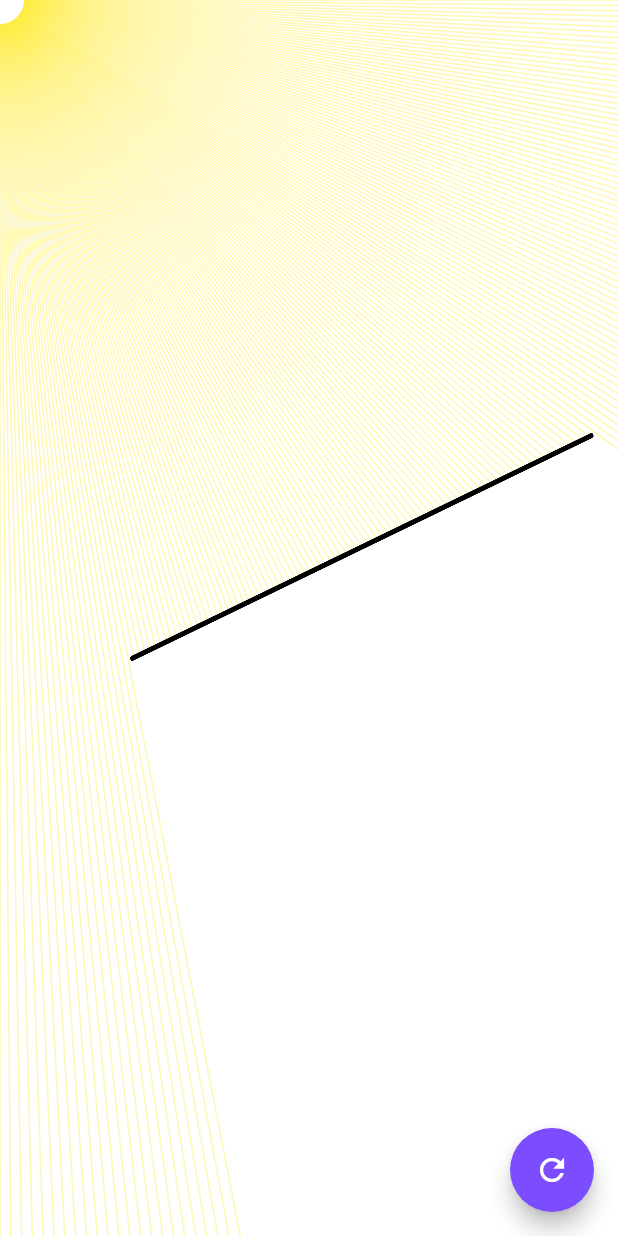
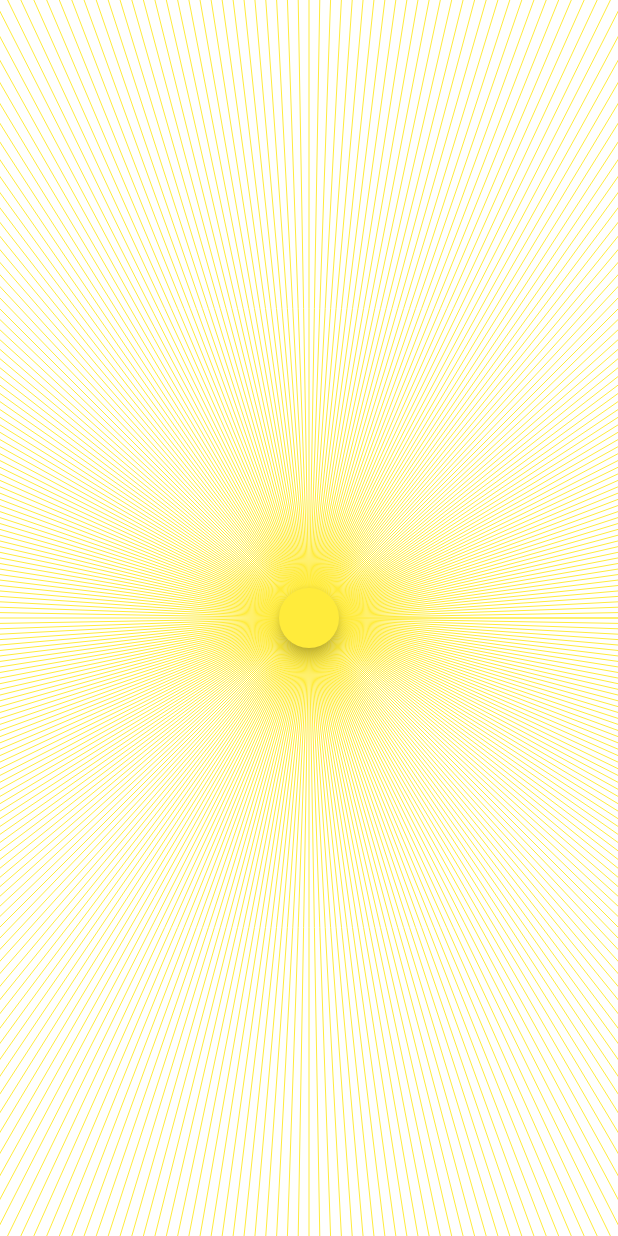
Before and after one commit to jonas-zebari/flutter_ray_casting, a Flutter app: the screen it shows after launch, on a phone screen of 412 x 824 dp. Run offline on Flutter 3.47's test engine with Material 2 defaults, Android fonts, the phone set to English and light mode, and no system bars.

Commit message:
working example with provider

```diff
--- a/lib/main.dart
+++ b/lib/main.dart
@@ -1,60 +1,110 @@
+import 'dart:math';
+
 import 'package:flutter/material.dart';
+import 'package:flutter_rays/theme_state.dart';
+import 'package:provider/provider.dart';
 
-import 'package:flutter_rays/overlay.dart';
-import 'package:flutter_rays/screen.dart';
-import 'package:flutter_rays/sun_painter.dart';
-import 'package:flutter_rays/wall.dart';
-import 'dart:ui';
+import 'sun_position.dart';
+import 'overlay.dart';
 
-void main() => runApp(FlutterRayCasting());
+void main() => runApp(Root());
 
-class FlutterRayCasting extends StatelessWidget {
+class Root extends StatelessWidget {
   @override
   Widget build(BuildContext context) {
     setSystemUiOverlayLight();
     return MaterialApp(
       debugShowCheckedModeBanner: false,
-      home: SunRays(),
-    );
-  }
-}
-
-class SunRays extends StatefulWidget {
-  final walls = List.generate(4, (_) => Wall.random(Screen.size));
-
-  @override
-  _SunRaysState createState() => _SunRaysState();
-}
-
-class _SunRaysState extends State<SunRays> {
-  var fingerPosition = Offset.zero;
-
-  @override
-  Widget build(BuildContext context) {
-    return Scaffold(
-      backgroundColor: Colors.white,
-      body: CustomPaint(
-        painter: SunPainter(
-          origin: fingerPosition,
-          walls: widget.walls,
-        ),
-        child: GestureDetector(
-          onPanUpdate: (details) =>
-              setState(() => fingerPosition = details.globalPosition),
-          onTapDown: (details) =>
-              setState(() => fingerPosition = details.globalPosition),
-        ),
-      ),
-      floatingActionButton: FloatingActionButton(
-        child: Icon(Icons.refresh),
-        backgroundColor: Colors.deepPurpleAccent,
-        onPressed: () {
-          var visibleWalls = widget.walls.where((wall) => wall.isVisible);
-          for (var wall in visibleWalls) {
-            wall.generateNewPosition(Screen.size);
-          }
+      color: Colors.white,
+      home: LayoutBuilder(
+        builder: (context, constraints) {
+          return MultiProvider(
+            providers: [
+              ChangeNotifierProvider<SunPosition>(
+                builder: (context) => SunPosition.center(constraints.biggest),
+              ),
+              ChangeNotifierProvider<ThemeState>(
+                builder: (context) => ThemeState.light(),
+              ),
+              Provider<Size>.value(value: constraints.biggest),
+            ],
+            child: RayCastingApp(),
+          );
         },
       ),
     );
   }
 }
+
+class RayCastingApp extends StatelessWidget {
+  @override
+  Widget build(BuildContext context) {
+    return Consumer2<SunPosition, ThemeState>(
+      builder: (context, sunPosition, theme, child) {
+        final size = Provider.of<Size>(context);
+        return Container(
+          color: theme.backgroundColor,
+          child: GestureDetector(
+            onPanUpdate: (details) =>
+                sunPosition.value = details.globalPosition,
+            onTapDown: (details) => theme.toggle(),
+            child: CustomPaint(
+              painter: SunPainter(
+                position: sunPosition.value,
+                sunColor: theme.sunColor,
+                maxSize: size,
+                radius: 20,
+                numRays: 360,
+              ),
+            ),
+          ),
+        );
+      },
+    );
+  }
+}
+
+class SunPainter extends CustomPainter {
+  static const _twoPi = 2 * pi;
+
+  const SunPainter({
+    this.maxSize,
+    this.position = Offset.zero,
+    this.sunColor = Colors.yellow,
+    this.radius = 20,
+    this.numRays = 360,
+  });
+
+  final Offset position;
+  final Color sunColor;
+  final double radius;
+  final int numRays;
+  final Size maxSize;
+
+  void _drawSun(Canvas canvas) {
+    final shadowRect = Rect.fromCircle(center: position, radius: radius);
+    final shadowPath = Path()..addOval(shadowRect);
+    canvas.drawShadow(shadowPath, Colors.black, 4, false);
+    canvas.drawCircle(position, 20, Paint()..color = sunColor);
+  }
+
+  void _drawRays(Canvas canvas) {
+    final maxRayLength = sqrt(
+        (maxSize.height * maxSize.height) + (maxSize.width * maxSize.width));
+    final sunPaint = Paint()..color = sunColor;
+    final inc = _twoPi / numRays;
+    for (double angle = 0.0; angle < _twoPi; angle += inc) {
+      final endPoint = Offset.fromDirection(angle, maxRayLength) + position;
+      canvas.drawLine(position, endPoint, sunPaint);
+    }
+  }
+
+  @override
+  void paint(Canvas canvas, Size size) {
+    _drawRays(canvas);
+    _drawSun(canvas);
+  }
+
+  @override
+  bool shouldRepaint(SunPainter oldDelegate) => true;
+}
--- a/lib/overlay.dart
+++ b/lib/overlay.dart
@@ -15,9 +15,9 @@ void setSystemUiOverlayLight() {
 void setSystemUiOverlayDark() {
   SystemChrome.setSystemUIOverlayStyle(
     SystemUiOverlayStyle(
-      statusBarColor: Colors.black,
+      statusBarColor: Colors.grey[900],
       statusBarIconBrightness: Brightness.light,
-      systemNavigationBarColor: Colors.black,
+      systemNavigationBarColor: Colors.grey[900],
       systemNavigationBarIconBrightness: Brightness.light,
     ),
   );
--- a/lib/sun_painter.dart
+++ /dev/null
@@ -1,74 +0,0 @@
-import 'dart:math';
-
-import 'package:flutter/material.dart';
-import 'package:flutter_rays/screen.dart';
-import 'package:flutter_rays/wall.dart';
-
-class SunPainter extends CustomPainter {
-  static final _sunPaint = Paint()
-    ..style = PaintingStyle.fill
-    ..strokeWidth = 1
-    ..color = Colors.yellow.withAlpha(100);
-
-  static final _wallPaint = Paint()
-    ..style = PaintingStyle.stroke
-    ..color = Colors.black
-    ..strokeCap = StrokeCap.round
-    ..strokeWidth = 3;
-
-  static final _centerPaint = Paint()
-    ..color = Colors.white;
-
-  static final _maxRayLength = sqrt(pow(Screen.width, 2) + pow(Screen.height, 2));
-
-  const SunPainter({this.origin = Offset.zero, this.walls});
-
-  final Offset origin;
-  final List<Wall> walls;
-
-  @override
-  void paint(Canvas canvas, Size size) {
-    _drawRays(canvas);
-    _drawWalls(canvas);
-    canvas.drawCircle(origin, 16, _centerPaint);
-  }
-
-  @override
-  bool shouldRepaint(SunPainter old) => origin != old.origin;
-
-  void _drawRays(Canvas canvas) {
-    for (double angle = 0; angle < 360; angle += 0.5) {
-      // The un-clipped line
-      final ray = Wall.fromAngle(origin, _radians(angle), _maxRayLength);
-      // Find the closest intersection point if it exists
-      double recordLength = double.infinity;
-      for (var wall in walls) {
-        // The current intersection point, if any
-        final intersect = ray.intersection(wall);
-        // Test whether this intersection is closer than the current record
-        if (intersect != null) {
-          // Ray length to intersect current wall
-          final length = _distance(ray.start, intersect);
-          // Overwrite closest intersect if current is closer
-          if (length < recordLength) {
-            recordLength = length;
-            ray.end = intersect;
-          }
-        }
-      }
-
-      canvas.drawLine(ray.start, ray.end, _sunPaint);
-    }
-  }
-
-  void _drawWalls(Canvas canvas) {
-    for (var wall in walls.where((wall) => wall.isVisible)) {
-      canvas.drawLine(wall.start, wall.end, _wallPaint);
-    }
-  }
-
-  double _radians(num angle) => (angle * pi) / 180;
-
-  double _distance(Offset a, Offset b) =>
-      sqrt(pow(b.dx - a.dx, 2) + pow(b.dy - a.dy, 2));
-}
--- /dev/null
+++ b/lib/sun_position.dart
@@ -0,0 +1,8 @@
+import 'package:flutter/material.dart';
+
+class SunPosition extends ValueNotifier<Offset> {
+  SunPosition(Offset value) : super(value);
+  factory SunPosition.zero() => SunPosition(Offset.zero);
+  factory SunPosition.center(Size size) =>
+      SunPosition(Offset(size.width / 2, size.height / 2));
+}
--- /dev/null
+++ b/lib/theme_state.dart
@@ -0,0 +1,48 @@
+import 'package:flutter/material.dart';
+
+import 'overlay.dart';
+
+class ThemeState with ChangeNotifier {
+  ThemeState._();
+
+  factory ThemeState.light() => ThemeState._();
+
+  Color _sunColor = Colors.yellow;
+  Color _backgroundColor = Colors.white;
+  bool _isDark = false;
+
+  void toggle() {
+    if (_isDark) {
+      setSunColor(Colors.yellow);
+      setBackgroundColor(Colors.white);
+      setSystemUiOverlayLight();
+    } else {
+      setSunColor(Colors.purpleAccent);
+      setBackgroundColor(Colors.grey[900]);
+      setSystemUiOverlayDark();
+    }
+    _isDark = !_isDark;
+  }
+
+  Color get sunColor => _sunColor;
+
+  void setSunColor(Color value) {
+    if (_sunColor == value) {
+      return;
+    }
+
+    _sunColor = value;
+    notifyListeners();
+  }
+
+  Color get backgroundColor => _backgroundColor;
+
+  void setBackgroundColor(Color value) {
+    if (_backgroundColor == value) {
+      return;
+    }
+
+    _backgroundColor = value;
+    notifyListeners();
+  }
+}
--- a/lib/wall.dart
+++ /dev/null
@@ -1,70 +0,0 @@
-import 'dart:math';
-import 'dart:ui';
-
-class Wall {
-  Wall(this.start, this.end, {this.isVisible = true});
-  Offset start, end;
-  bool isVisible;
-
-  double get length =>
-      sqrt(pow(start.dx - end.dx, 2) + pow(start.dy - end.dy, 2));
-
-  factory Wall.fromAngle(Offset position, double radians, double length) {
-    final end = Offset.fromDirection(radians, length) + position;
-    return Wall(position, end);
-  }
-
-  factory Wall.random(Size bounds) {
-    final rand = Random();
-    final start = Offset(
-      rand.nextDouble() * bounds.width,
-      rand.nextDouble() * bounds.height,
-    );
-    final end = Offset(
-      rand.nextDouble() * bounds.width,
-      rand.nextDouble() * bounds.height,
-    );
-    return Wall(start, end);
-  }
-
-  static Offset randomBoundedOffset(Size bounds) {
-    final rand = Random();
-    return Offset(
-      rand.nextDouble() * bounds.width,
-      rand.nextDouble() * bounds.height,
-    );
-  }
-
-  void generateNewPosition(Size bounds) {
-    this.start = randomBoundedOffset(bounds);
-    this.end = randomBoundedOffset(bounds);
-  }
-
-  Offset intersection(Wall other) {
-    final x1 = other.start.dx;
-    final y1 = other.start.dy;
-    final x2 = other.end.dx;
-    final y2 = other.end.dy;
-
-    final x3 = this.start.dx;
-    final y3 = this.start.dy;
-    final x4 = this.end.dx;
-    final y4 = this.end.dy;
-
-    final den = (x1 - x2) * (y3 - y4) - (y1 - y2) * (x3 - x4);
-
-    if (den == 0)
-      return null;
-
-    final t = ((x1 - x3) * (y3 - y4) - (y1 - y3) * (x3 - x4)) / den;
-    final u = -((x1 - x2) * (y1 - y3) - (y1 - y2) * (x1 - x3)) / den;
-
-    if (t >= 0 && t <= 1 && u >= 0 && u <= 1) {
-      final x = x1 + t * (x2 - x1);
-      final y = y1 + t * (y2 - y1);
-      return Offset(x, y); // The point of intersection
-    } else {
-      return null;
-    }
-  }
-}
```
Also changed, not shown: pubspec.yaml (+1 -53 lines), pubspec.lock.
